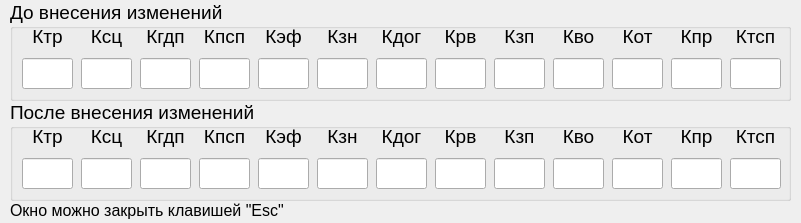
The window that kef.ui (YakSid/KDC_RSREU) describes before a commit, drawn with Qt 5.
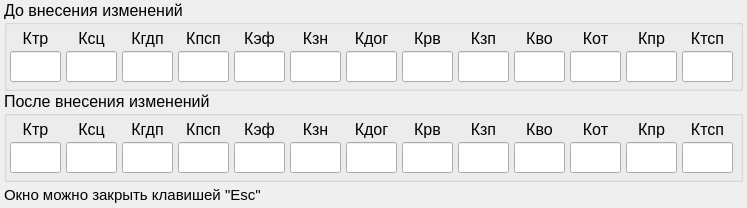
The same window after the commit.

Patch:
```diff
--- a/kef.ui
+++ b/kef.ui
@@ -6,10 +6,22 @@
    <rect>
     <x>0</x>
     <y>0</y>
-    <width>801</width>
-    <height>223</height>
+    <width>747</width>
+    <height>208</height>
    </rect>
   </property>
+  <property name="minimumSize">
+   <size>
+    <width>747</width>
+    <height>208</height>
+   </size>
+  </property>
+  <property name="maximumSize">
+   <size>
+    <width>747</width>
+    <height>216</height>
+   </size>
+  </property>
   <property name="font">
    <font>
     <pointsize>12</pointsize>
@@ -18,35 +30,58 @@
   <property name="windowTitle">
    <string>Master KDA - Коэффициенты эффективности</string>
   </property>
+  <layout class="QVBoxLayout" name="verticalLayout_27">
+   <property name="spacing">
+    <number>0</number>
+   </property>
+   <property name="leftMargin">
+    <number>4</number>
+   </property>
+   <property name="topMargin">
+    <number>0</number>
+   </property>
+   <property name="rightMargin">
+    <number>4</number>
+   </property>
+   <property name="bottomMargin">
+    <number>0</number>
+   </property>
+   <item>
   <widget class="QGroupBox" name="groupBox">
-   <property name="geometry">
-    <rect>
-     <x>10</x>
-     <y>0</y>
-     <width>781</width>
-     <height>101</height>
-    </rect>
-   </property>
    <property name="font">
     <font>
-     <pointsize>14</pointsize>
+       <pointsize>12</pointsize>
     </font>
    </property>
    <property name="title">
     <string>До внесения изменений</string>
    </property>
-   <widget class="QWidget" name="layoutWidget">
-    <property name="geometry">
-     <rect>
-      <x>10</x>
-      <y>20</y>
-      <width>763</width>
-      <height>72</height>
-     </rect>
-    </property>
+     <layout class="QVBoxLayout" name="verticalLayout_29">
+      <property name="spacing">
+       <number>6</number>
+      </property>
+      <property name="leftMargin">
+       <number>0</number>
+      </property>
+      <property name="topMargin">
+       <number>0</number>
+      </property>
+      <property name="rightMargin">
+       <number>0</number>
+      </property>
+      <property name="bottomMargin">
+       <number>6</number>
+      </property>
+      <item>
     <layout class="QHBoxLayout" name="horizontalLayout">
+        <property name="spacing">
+         <number>2</number>
+        </property>
      <item>
       <layout class="QVBoxLayout" name="verticalLayout">
+          <property name="spacing">
+           <number>0</number>
+          </property>
        <item>
         <widget class="QLabel" name="lbl_1">
          <property name="minimumSize">
@@ -63,7 +98,7 @@
          </property>
          <property name="font">
           <font>
-           <pointsize>14</pointsize>
+              <pointsize>12</pointsize>
           </font>
          </property>
          <property name="layoutDirection">
@@ -91,6 +126,11 @@
            <height>31</height>
           </size>
          </property>
+            <property name="font">
+             <font>
+              <pointsize>12</pointsize>
+             </font>
+            </property>
          <property name="text">
           <string/>
          </property>
@@ -103,6 +143,9 @@
      </item>
      <item>
       <layout class="QVBoxLayout" name="verticalLayout_2">
+          <property name="spacing">
+           <number>0</number>
+          </property>
        <item>
         <widget class="QLabel" name="lbl_2">
          <property name="minimumSize">
@@ -119,7 +162,7 @@
          </property>
          <property name="font">
           <font>
-           <pointsize>14</pointsize>
+              <pointsize>12</pointsize>
           </font>
          </property>
          <property name="layoutDirection">
@@ -147,6 +190,11 @@
            <height>31</height>
           </size>
          </property>
+            <property name="font">
+             <font>
+              <pointsize>12</pointsize>
+             </font>
+            </property>
          <property name="text">
           <string/>
          </property>
@@ -159,6 +207,9 @@
      </item>
      <item>
       <layout class="QVBoxLayout" name="verticalLayout_3">
+          <property name="spacing">
+           <number>0</number>
+          </property>
        <item>
         <widget class="QLabel" name="lbl_3">
          <property name="minimumSize">
@@ -175,7 +226,7 @@
          </property>
          <property name="font">
           <font>
-           <pointsize>14</pointsize>
+              <pointsize>12</pointsize>
           </font>
          </property>
          <property name="layoutDirection">
@@ -203,6 +254,11 @@
            <height>31</height>
           </size>
          </property>
+            <property name="font">
+             <font>
+              <pointsize>12</pointsize>
+             </font>
+            </property>
          <property name="text">
           <string/>
          </property>
@@ -215,6 +271,9 @@
      </item>
      <item>
       <layout class="QVBoxLayout" name="verticalLayout_4">
+          <property name="spacing">
+           <number>0</number>
+          </property>
        <item>
         <widget class="QLabel" name="lbl_4">
          <property name="minimumSize">
@@ -231,7 +290,7 @@
          </property>
          <property name="font">
           <font>
-           <pointsize>14</pointsize>
+              <pointsize>12</pointsize>
           </font>
          </property>
          <property name="layoutDirection">
@@ -259,6 +318,11 @@
            <height>31</height>
           </size>
          </property>
+            <property name="font">
+             <font>
+              <pointsize>12</pointsize>
+             </font>
+            </property>
          <property name="text">
           <string/>
          </property>
@@ -271,6 +335,9 @@
      </item>
      <item>
       <layout class="QVBoxLayout" name="verticalLayout_5">
+          <property name="spacing">
+           <number>0</number>
+          </property>
        <item>
         <widget class="QLabel" name="lbl_5">
          <property name="minimumSize">
@@ -287,7 +354,7 @@
          </property>
          <property name="font">
           <font>
-           <pointsize>14</pointsize>
+              <pointsize>12</pointsize>
           </font>
          </property>
          <property name="layoutDirection">
@@ -315,6 +382,11 @@
            <height>31</height>
           </size>
          </property>
+            <property name="font">
+             <font>
+              <pointsize>12</pointsize>
+             </font>
+            </property>
          <property name="text">
           <string/>
          </property>
@@ -327,6 +399,9 @@
      </item>
      <item>
       <layout class="QVBoxLayout" name="verticalLayout_6">
+          <property name="spacing">
+           <number>0</number>
+          </property>
        <item>
         <widget class="QLabel" name="lbl_6">
          <property name="minimumSize">
@@ -343,7 +418,7 @@
          </property>
          <property name="font">
           <font>
-           <pointsize>14</pointsize>
+              <pointsize>12</pointsize>
           </font>
          </property>
          <property name="layoutDirection">
@@ -371,6 +446,11 @@
            <height>31</height>
           </size>
          </property>
+            <property name="font">
+             <font>
+              <pointsize>12</pointsize>
+             </font>
+            </property>
          <property name="text">
           <string/>
          </property>
@@ -383,6 +463,9 @@
      </item>
      <item>
       <layout class="QVBoxLayout" name="verticalLayout_7">
+          <property name="spacing">
+           <number>0</number>
+          </property>
        <item>
         <widget class="QLabel" name="lbl_7">
          <property name="minimumSize">
@@ -399,7 +482,7 @@
          </property>
          <property name="font">
           <font>
-           <pointsize>14</pointsize>
+              <pointsize>12</pointsize>
           </font>
          </property>
          <property name="layoutDirection">
@@ -427,6 +510,11 @@
            <height>31</height>
           </size>
          </property>
+            <property name="font">
+             <font>
+              <pointsize>12</pointsize>
+             </font>
+            </property>
          <property name="text">
           <string/>
          </property>
@@ -439,6 +527,9 @@
      </item>
      <item>
       <layout class="QVBoxLayout" name="verticalLayout_8">
+          <property name="spacing">
+           <number>0</number>
+          </property>
        <item>
         <widget class="QLabel" name="lbl_8">
          <property name="minimumSize">
@@ -455,7 +546,7 @@
          </property>
          <property name="font">
           <font>
-           <pointsize>14</pointsize>
+              <pointsize>12</pointsize>
           </font>
          </property>
          <property name="layoutDirection">
@@ -483,6 +574,11 @@
            <height>31</height>
           </size>
          </property>
+            <property name="font">
+             <font>
+              <pointsize>12</pointsize>
+             </font>
+            </property>
          <property name="text">
           <string/>
          </property>
@@ -495,6 +591,9 @@
      </item>
      <item>
       <layout class="QVBoxLayout" name="verticalLayout_9">
+          <property name="spacing">
+           <number>0</number>
+          </property>
        <item>
         <widget class="QLabel" name="lbl_9">
          <property name="minimumSize">
@@ -511,7 +610,7 @@
          </property>
          <property name="font">
           <font>
-           <pointsize>14</pointsize>
+              <pointsize>12</pointsize>
           </font>
          </property>
          <property name="layoutDirection">
@@ -539,6 +638,11 @@
            <height>31</height>
           </size>
          </property>
+            <property name="font">
+             <font>
+              <pointsize>12</pointsize>
+             </font>
+            </property>
          <property name="text">
           <string/>
          </property>
@@ -551,6 +655,9 @@
      </item>
      <item>
       <layout class="QVBoxLayout" name="verticalLayout_10">
+          <property name="spacing">
+           <number>0</number>
+          </property>
        <item>
         <widget class="QLabel" name="lbl_10">
          <property name="minimumSize">
@@ -567,7 +674,7 @@
          </property>
          <property name="font">
           <font>
-           <pointsize>14</pointsize>
+              <pointsize>12</pointsize>
           </font>
          </property>
          <property name="layoutDirection">
@@ -595,6 +702,11 @@
            <height>31</height>
           </size>
          </property>
+            <property name="font">
+             <font>
+              <pointsize>12</pointsize>
+             </font>
+            </property>
          <property name="text">
           <string/>
          </property>
@@ -607,6 +719,9 @@
      </item>
      <item>
       <layout class="QVBoxLayout" name="verticalLayout_11">
+          <property name="spacing">
+           <number>0</number>
+          </property>
        <item>
         <widget class="QLabel" name="lbl_11">
          <property name="minimumSize">
@@ -623,7 +738,7 @@
          </property>
          <property name="font">
           <font>
-           <pointsize>14</pointsize>
+              <pointsize>12</pointsize>
           </font>
          </property>
          <property name="layoutDirection">
@@ -651,6 +766,11 @@
            <height>31</height>
           </size>
          </property>
+            <property name="font">
+             <font>
+              <pointsize>12</pointsize>
+             </font>
+            </property>
          <property name="text">
           <string/>
          </property>
@@ -663,6 +783,9 @@
      </item>
      <item>
       <layout class="QVBoxLayout" name="verticalLayout_12">
+          <property name="spacing">
+           <number>0</number>
+          </property>
        <item>
         <widget class="QLabel" name="lbl_12">
          <property name="minimumSize">
@@ -679,7 +802,7 @@
          </property>
          <property name="font">
           <font>
-           <pointsize>14</pointsize>
+              <pointsize>12</pointsize>
           </font>
          </property>
          <property name="layoutDirection">
@@ -707,6 +830,11 @@
            <height>31</height>
           </size>
          </property>
+            <property name="font">
+             <font>
+              <pointsize>12</pointsize>
+             </font>
+            </property>
          <property name="text">
           <string/>
          </property>
@@ -719,6 +847,9 @@
      </item>
      <item>
       <layout class="QVBoxLayout" name="verticalLayout_13">
+          <property name="spacing">
+           <number>0</number>
+          </property>
        <item>
         <widget class="QLabel" name="lbl_13">
          <property name="minimumSize">
@@ -735,7 +866,7 @@
          </property>
          <property name="font">
           <font>
-           <pointsize>14</pointsize>
+              <pointsize>12</pointsize>
           </font>
          </property>
          <property name="layoutDirection">
@@ -763,6 +894,11 @@
            <height>31</height>
           </size>
          </property>
+            <property name="font">
+             <font>
+              <pointsize>12</pointsize>
+             </font>
+            </property>
          <property name="text">
           <string/>
          </property>
@@ -774,37 +910,46 @@
       </layout>
      </item>
     </layout>
-   </widget>
-  </widget>
+      </item>
+     </layout>
+    </widget>
+   </item>
+   <item>
   <widget class="QGroupBox" name="groupBox_2">
-   <property name="geometry">
-    <rect>
-     <x>10</x>
-     <y>100</y>
-     <width>781</width>
-     <height>101</height>
-    </rect>
-   </property>
    <property name="font">
     <font>
-     <pointsize>14</pointsize>
+       <pointsize>12</pointsize>
     </font>
    </property>
    <property name="title">
     <string>После внесения изменений</string>
    </property>
-   <widget class="QWidget" name="layoutWidget_13">
-    <property name="geometry">
-     <rect>
-      <x>10</x>
-      <y>20</y>
-      <width>763</width>
-      <height>72</height>
-     </rect>
-    </property>
+     <layout class="QVBoxLayout" name="verticalLayout_28">
+      <property name="spacing">
+       <number>6</number>
+      </property>
+      <property name="leftMargin">
+       <number>0</number>
+      </property>
+      <property name="topMargin">
+       <number>0</number>
+      </property>
+      <property name="rightMargin">
+       <number>0</number>
+      </property>
+      <property name="bottomMargin">
+       <number>6</number>
+      </property>
+      <item>
     <layout class="QHBoxLayout" name="horizontalLayout_2">
+        <property name="spacing">
+         <number>2</number>
+        </property>
      <item>
       <layout class="QVBoxLayout" name="verticalLayout_14">
+          <property name="spacing">
+           <number>0</number>
+          </property>
        <item>
         <widget class="QLabel" name="lbl_14">
          <property name="minimumSize">
@@ -821,7 +966,7 @@
          </property>
          <property name="font">
           <font>
-           <pointsize>14</pointsize>
+              <pointsize>12</pointsize>
           </font>
          </property>
          <property name="layoutDirection">
@@ -849,6 +994,11 @@
            <height>31</height>
           </size>
          </property>
+            <property name="font">
+             <font>
+              <pointsize>12</pointsize>
+             </font>
+            </property>
          <property name="text">
           <string/>
          </property>
@@ -861,6 +1011,9 @@
      </item>
      <item>
       <layout class="QVBoxLayout" name="verticalLayout_15">
+          <property name="spacing">
+           <number>0</number>
+          </property>
        <item>
         <widget class="QLabel" name="lbl_15">
          <property name="minimumSize">
@@ -877,7 +1030,7 @@
          </property>
          <property name="font">
           <font>
-           <pointsize>14</pointsize>
+              <pointsize>12</pointsize>
           </font>
          </property>
          <property name="layoutDirection">
@@ -905,6 +1058,11 @@
            <height>31</height>
           </size>
          </property>
+            <property name="font">
+             <font>
+              <pointsize>12</pointsize>
+             </font>
+            </property>
          <property name="text">
           <string/>
          </property>
@@ -917,6 +1075,9 @@
      </item>
      <item>
       <layout class="QVBoxLayout" name="verticalLayout_16">
+          <property name="spacing">
+           <number>0</number>
+          </property>
        <item>
         <widget class="QLabel" name="lbl_16">
          <property name="minimumSize">
@@ -933,7 +1094,7 @@
          </property>
          <property name="font">
           <font>
-           <pointsize>14</pointsize>
+              <pointsize>12</pointsize>
           </font>
          </property>
          <property name="layoutDirection">
@@ -961,6 +1122,11 @@
            <height>31</height>
           </size>
          </property>
+            <property name="font">
+             <font>
+              <pointsize>12</pointsize>
+             </font>
+            </property>
          <property name="text">
           <string/>
          </property>
@@ -973,6 +1139,9 @@
      </item>
      <item>
       <layout class="QVBoxLayout" name="verticalLayout_17">
+          <property name="spacing">
+           <number>0</number>
+          </property>
        <item>
         <widget class="QLabel" name="lbl_17">
          <property name="minimumSize">
@@ -989,7 +1158,7 @@
          </property>
          <property name="font">
           <font>
-           <pointsize>14</pointsize>
+              <pointsize>12</pointsize>
           </font>
          </property>
          <property name="layoutDirection">
@@ -1017,6 +1186,11 @@
            <height>31</height>
           </size>
          </property>
+            <property name="font">
+             <font>
+              <pointsize>12</pointsize>
+             </font>
+            </property>
          <property name="text">
           <string/>
          </property>
@@ -1029,6 +1203,9 @@
      </item>
      <item>
       <layout class="QVBoxLayout" name="verticalLayout_18">
+          <property name="spacing">
+           <number>0</number>
+          </property>
        <item>
         <widget class="QLabel" name="lbl_18">
          <property name="minimumSize">
@@ -1045,7 +1222,7 @@
          </property>
          <property name="font">
           <font>
-           <pointsize>14</pointsize>
+              <pointsize>12</pointsize>
           </font>
          </property>
          <property name="layoutDirection">
@@ -1073,6 +1250,11 @@
            <height>31</height>
           </size>
          </property>
+            <property name="font">
+             <font>
+              <pointsize>12</pointsize>
+             </font>
+            </property>
          <property name="text">
           <string/>
          </property>
@@ -1085,6 +1267,9 @@
      </item>
      <item>
       <layout class="QVBoxLayout" name="verticalLayout_19">
+          <property name="spacing">
+           <number>0</number>
+          </property>
        <item>
         <widget class="QLabel" name="lbl_19">
          <property name="minimumSize">
@@ -1101,7 +1286,7 @@
          </property>
          <property name="font">
           <font>
-           <pointsize>14</pointsize>
+              <pointsize>12</pointsize>
           </font>
          </property>
          <property name="layoutDirection">
@@ -1129,6 +1314,11 @@
            <height>31</height>
           </size>
          </property>
+            <property name="font">
+             <font>
+              <pointsize>12</pointsize>
+             </font>
+            </property>
          <property name="text">
           <string/>
          </property>
@@ -1141,6 +1331,9 @@
      </item>
      <item>
       <layout class="QVBoxLayout" name="verticalLayout_20">
+          <property name="spacing">
+           <number>0</number>
+          </property>
        <item>
         <widget class="QLabel" name="lbl_20">
          <property name="minimumSize">
@@ -1157,7 +1350,7 @@
          </property>
          <property name="font">
           <font>
-           <pointsize>14</pointsize>
+              <pointsize>12</pointsize>
           </font>
          </property>
          <property name="layoutDirection">
@@ -1185,6 +1378,11 @@
            <height>31</height>
           </size>
          </property>
+            <property name="font">
+             <font>
+              <pointsize>12</pointsize>
+             </font>
+            </property>
          <property name="text">
           <string/>
          </property>
@@ -1197,6 +1395,9 @@
      </item>
      <item>
       <layout class="QVBoxLayout" name="verticalLayout_21">
+          <property name="spacing">
+           <number>0</number>
+          </property>
        <item>
         <widget class="QLabel" name="lbl_21">
          <property name="minimumSize">
@@ -1213,7 +1414,7 @@
          </property>
          <property name="font">
           <font>
-           <pointsize>14</pointsize>
+              <pointsize>12</pointsize>
           </font>
          </property>
          <property name="layoutDirection">
@@ -1241,6 +1442,11 @@
            <height>31</height>
           </size>
          </property>
+            <property name="font">
+             <font>
+              <pointsize>12</pointsize>
+             </font>
+            </property>
          <property name="text">
           <string/>
          </property>
@@ -1253,6 +1459,9 @@
      </item>
      <item>
       <layout class="QVBoxLayout" name="verticalLayout_22">
+          <property name="spacing">
+           <number>0</number>
+          </property>
        <item>
         <widget class="QLabel" name="lbl_22">
          <property name="minimumSize">
@@ -1269,7 +1478,7 @@
          </property>
          <property name="font">
           <font>
-           <pointsize>14</pointsize>
+              <pointsize>12</pointsize>
           </font>
          </property>
          <property name="layoutDirection">
@@ -1297,6 +1506,11 @@
            <height>31</height>
           </size>
          </property>
+            <property name="font">
+             <font>
+              <pointsize>12</pointsize>
+             </font>
+            </property>
          <property name="text">
           <string/>
          </property>
@@ -1309,6 +1523,9 @@
      </item>
      <item>
       <layout class="QVBoxLayout" name="verticalLayout_23">
+          <property name="spacing">
+           <number>0</number>
+          </property>
        <item>
         <widget class="QLabel" name="lbl_23">
          <property name="minimumSize">
@@ -1325,7 +1542,7 @@
          </property>
          <property name="font">
           <font>
-           <pointsize>14</pointsize>
+              <pointsize>12</pointsize>
           </font>
          </property>
          <property name="layoutDirection">
@@ -1353,6 +1570,11 @@
            <height>31</height>
           </size>
          </property>
+            <property name="font">
+             <font>
+              <pointsize>12</pointsize>
+             </font>
+            </property>
          <property name="text">
           <string/>
          </property>
@@ -1365,6 +1587,9 @@
      </item>
      <item>
       <layout class="QVBoxLayout" name="verticalLayout_24">
+          <property name="spacing">
+           <number>0</number>
+          </property>
        <item>
         <widget class="QLabel" name="lbl_24">
          <property name="minimumSize">
@@ -1381,7 +1606,7 @@
          </property>
          <property name="font">
           <font>
-           <pointsize>14</pointsize>
+              <pointsize>12</pointsize>
           </font>
          </property>
          <property name="layoutDirection">
@@ -1409,6 +1634,11 @@
            <height>31</height>
           </size>
          </property>
+            <property name="font">
+             <font>
+              <pointsize>12</pointsize>
+             </font>
+            </property>
          <property name="text">
           <string/>
          </property>
@@ -1421,6 +1651,9 @@
      </item>
      <item>
       <layout class="QVBoxLayout" name="verticalLayout_25">
+          <property name="spacing">
+           <number>0</number>
+          </property>
        <item>
         <widget class="QLabel" name="lbl_25">
          <property name="minimumSize">
@@ -1437,7 +1670,7 @@
          </property>
          <property name="font">
           <font>
-           <pointsize>14</pointsize>
+              <pointsize>12</pointsize>
           </font>
          </property>
          <property name="layoutDirection">
@@ -1465,6 +1698,11 @@
            <height>31</height>
           </size>
          </property>
+            <property name="font">
+             <font>
+              <pointsize>12</pointsize>
+             </font>
+            </property>
          <property name="text">
           <string/>
          </property>
@@ -1477,6 +1715,9 @@
      </item>
      <item>
       <layout class="QVBoxLayout" name="verticalLayout_26">
+          <property name="spacing">
+           <number>0</number>
+          </property>
        <item>
         <widget class="QLabel" name="lbl_26">
          <property name="minimumSize">
@@ -1493,7 +1734,7 @@
          </property>
          <property name="font">
           <font>
-           <pointsize>14</pointsize>
+              <pointsize>12</pointsize>
           </font>
          </property>
          <property name="layoutDirection">
@@ -1521,6 +1762,11 @@
            <height>31</height>
           </size>
          </property>
+            <property name="font">
+             <font>
+              <pointsize>12</pointsize>
+             </font>
+            </property>
          <property name="text">
           <string/>
          </property>
@@ -1532,21 +1778,29 @@
       </layout>
      </item>
     </layout>
-   </widget>
-  </widget>
+      </item>
+     </layout>
+    </widget>
+   </item>
+   <item>
   <widget class="QLabel" name="label">
-   <property name="geometry">
-    <rect>
-     <x>10</x>
-     <y>200</y>
-     <width>321</width>
-     <height>21</height>
-    </rect>
+     <property name="minimumSize">
+      <size>
+       <width>739</width>
+       <height>18</height>
+      </size>
+     </property>
+     <property name="font">
+      <font>
+       <pointsize>11</pointsize>
+      </font>
    </property>
    <property name="text">
     <string>Окно можно закрыть клавишей &quot;Esc&quot;</string>
    </property>
   </widget>
+   </item>
+  </layout>
  </widget>
  <resources/>
  <connections/>
```
Left out of the diff: 26 changed lines with no effect on the pictures. Lines whose indentation alone changed are shown as unchanged.
